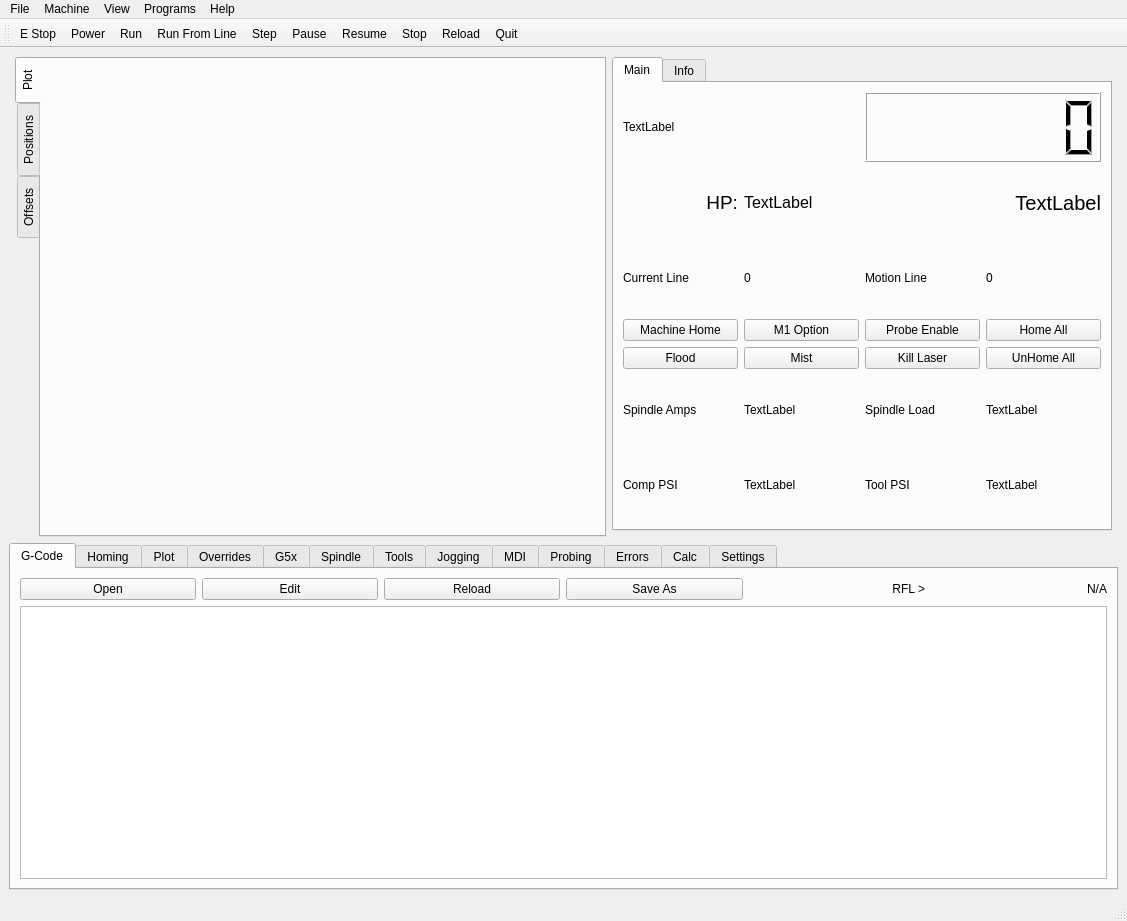
First picture: the form in configs/my_LinuxCNC_router/flex.ui, repository travis-farmer/linuxcnc, before the edit.
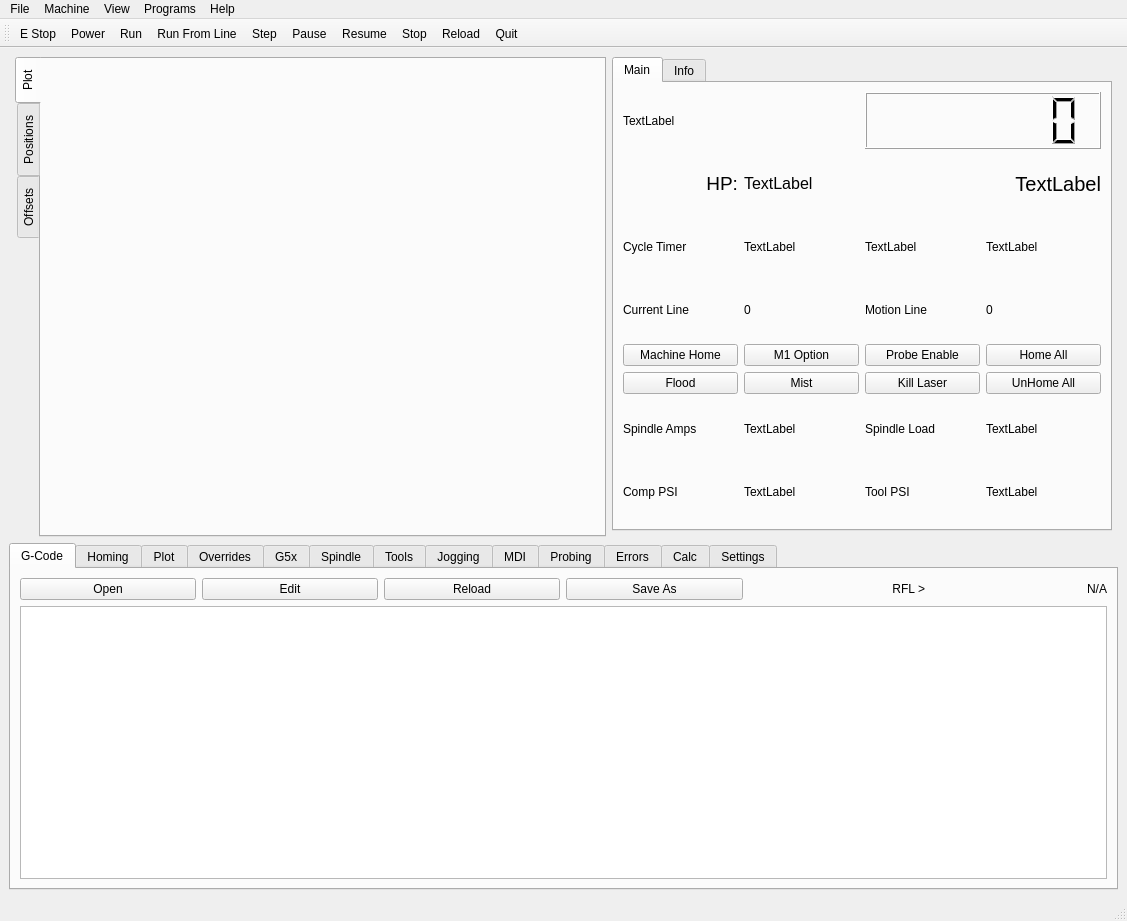
Second picture: the form after the edit. Icons and pictures are not drawn.

Commit message: update for HAL_IN on flex

Diff of the .ui file:
```diff
--- a/configs/my_LinuxCNC_router/flex.ui
+++ b/configs/my_LinuxCNC_router/flex.ui
@@ -4584,7 +4584,17 @@
         <string>Main</string>
        </attribute>
        <layout class="QGridLayout" name="gridLayout_4">
-        <item row="4" column="2">
+        <item row="5" column="0">
+         <widget class="QPushButton" name="flood_pb">
+          <property name="text">
+           <string>Flood</string>
+          </property>
+          <property name="checkable">
+           <bool>true</bool>
+          </property>
+         </widget>
+        </item>
+        <item row="5" column="2">
          <widget class="QPushButton" name="pushButton_4">
           <property name="toolTip">
            <string>shut off laser, in case E-stop fails to</string>
@@ -4600,24 +4610,7 @@
           </property>
          </widget>
         </item>
-        <item row="4" column="0">
-         <widget class="QPushButton" name="flood_pb">
-          <property name="text">
-           <string>Flood</string>
-          </property>
-          <property name="checkable">
-           <bool>true</bool>
-          </property>
-         </widget>
-        </item>
-        <item row="5" column="0">
-         <widget class="QLabel" name="label_81">
-          <property name="text">
-           <string>Spindle Amps</string>
-          </property>
-         </widget>
-        </item>
-        <item row="3" column="2">
+        <item row="4" column="2">
          <widget class="QPushButton" name="probing_enable_pb">
           <property name="toolTip">
            <string>enable probing, disable most everything else</string>
@@ -4627,14 +4620,21 @@
           </property>
          </widget>
         </item>
-        <item row="5" column="1">
+        <item row="6" column="1">
          <widget class="QLabel" name="ain_3_lb">
           <property name="text">
            <string>TextLabel</string>
           </property>
          </widget>
         </item>
-        <item row="5" column="2">
+        <item row="6" column="0">
+         <widget class="QLabel" name="label_81">
+          <property name="text">
+           <string>Spindle Amps</string>
+          </property>
+         </widget>
+        </item>
+        <item row="6" column="2">
          <widget class="QLabel" name="label_82">
           <property name="toolTip">
            <string>Spindle Load %</string>
@@ -4644,48 +4644,38 @@
           </property>
          </widget>
         </item>
-        <item row="4" column="3">
-         <widget class="QPushButton" name="unhome_all_pb">
-          <property name="text">
-           <string>UnHome All</string>
-          </property>
-         </widget>
-        </item>
-        <item row="5" column="3">
-         <widget class="QLabel" name="ain_2_lb">
-          <property name="text">
-           <string>TextLabel</string>
-          </property>
-         </widget>
-        </item>
-        <item row="2" column="1">
-         <widget class="QLabel" name="current_line_lb">
-          <property name="text">
-           <string>0</string>
-          </property>
-          <property name="alignment">
-           <set>Qt::AlignLeading|Qt::AlignLeft|Qt::AlignVCenter</set>
-          </property>
-         </widget>
-        </item>
-        <item row="2" column="2">
+        <item row="3" column="2">
          <widget class="QLabel" name="label_38">
           <property name="text">
            <string>Motion Line</string>
           </property>
          </widget>
         </item>
-        <item row="2" column="3">
-         <widget class="QLabel" name="motion_line_lb">
+        <item row="6" column="3">
+         <widget class="QLabel" name="ain_2_lb">
           <property name="text">
-           <string>0</string>
+           <string>TextLabel</string>
           </property>
-          <property name="alignment">
-           <set>Qt::AlignLeading|Qt::AlignLeft|Qt::AlignVCenter</set>
+         </widget>
+        </item>
+        <item row="5" column="3">
+         <widget class="QPushButton" name="unhome_all_pb">
+          <property name="text">
+           <string>UnHome All</string>
           </property>
          </widget>
         </item>
         <item row="3" column="1">
+         <widget class="QLabel" name="current_line_lb">
+          <property name="text">
+           <string>0</string>
+          </property>
+          <property name="alignment">
+           <set>Qt::AlignLeading|Qt::AlignLeft|Qt::AlignVCenter</set>
+          </property>
+         </widget>
+        </item>
+        <item row="4" column="1">
          <widget class="QPushButton" name="optional_stop_pb">
           <property name="toolTip">
            <string>Optional Stop at M1</string>
@@ -4696,13 +4686,23 @@
          </widget>
         </item>
         <item row="3" column="3">
+         <widget class="QLabel" name="motion_line_lb">
+          <property name="text">
+           <string>0</string>
+          </property>
+          <property name="alignment">
+           <set>Qt::AlignLeading|Qt::AlignLeft|Qt::AlignVCenter</set>
+          </property>
+         </widget>
+        </item>
+        <item row="4" column="3">
          <widget class="QPushButton" name="home_all_pb">
           <property name="text">
            <string>Home All</string>
           </property>
          </widget>
         </item>
-        <item row="4" column="1">
+        <item row="5" column="1">
          <widget class="QPushButton" name="mist_pb">
           <property name="text">
            <string>Mist</string>
@@ -4712,30 +4712,21 @@
           </property>
          </widget>
         </item>
+        <item row="7" column="1">
+         <widget class="QLabel" name="ain_0_lb">
+          <property name="text">
+           <string>TextLabel</string>
+          </property>
+         </widget>
+        </item>
         <item row="3" column="0">
-         <widget class="QPushButton" name="pushButton">
-          <property name="toolTip">
-           <string>Z up, then rapid to machine home</string>
-          </property>
-          <property name="text">
-           <string>Machine Home</string>
-          </property>
-          <property name="function" stdset="0">
-           <string>mdi</string>
-          </property>
-          <property name="command" stdset="0">
-           <string>o&lt;mac-home&gt; call</string>
-          </property>
-         </widget>
-        </item>
-        <item row="2" column="0">
          <widget class="QLabel" name="label_37">
           <property name="text">
            <string>Current Line</string>
           </property>
          </widget>
         </item>
-        <item row="6" column="0">
+        <item row="7" column="0">
          <widget class="QLabel" name="label_64">
           <property name="toolTip">
            <string>Compressed Air Inlet PSI</string>
@@ -4745,30 +4736,29 @@
           </property>
          </widget>
         </item>
-        <item row="6" column="3">
+        <item row="4" column="0">
+         <widget class="QPushButton" name="pushButton">
+          <property name="toolTip">
+           <string>Z up, then rapid to machine home</string>
+          </property>
+          <property name="text">
+           <string>Machine Home</string>
+          </property>
+          <property name="function" stdset="0">
+           <string>mdi</string>
+          </property>
+          <property name="command" stdset="0">
+           <string>o&lt;mac-home&gt; call</string>
+          </property>
+         </widget>
+        </item>
+        <item row="7" column="3">
          <widget class="QLabel" name="ain_1_lb">
           <property name="text">
            <string>TextLabel</string>
           </property>
          </widget>
         </item>
-        <item row="6" column="1">
-         <widget class="QLabel" name="ain_0_lb">
-          <property name="text">
-           <string>TextLabel</string>
-          </property>
-         </widget>
-        </item>
-        <item row="6" column="2">
-         <widget class="QLabel" name="label_66">
-          <property name="toolTip">
-           <string>Tool Regulated PSI</string>
-          </property>
-          <property name="text">
-           <string>Tool PSI</string>
-          </property>
-         </widget>
-        </item>
         <item row="0" column="0">
          <widget class="QLabel" name="file_lb">
           <property name="text">
@@ -4802,6 +4792,28 @@
           <property name="alignment">
            <set>Qt::AlignRight|Qt::AlignTrailing|Qt::AlignVCenter</set>
           </property>
+          <property name="function" stdset="0">
+           <string>hal_pin</string>
+          </property>
+          <property name="pin_name" stdset="0">
+           <string>spindle-actual</string>
+          </property>
+          <property name="hal_type" stdset="0">
+           <string>HAL_FLOAT</string>
+          </property>
+          <property name="hal_dir" stdset="0">
+           <string>HAL_IN</string>
+          </property>
+         </widget>
+        </item>
+        <item row="7" column="2">
+         <widget class="QLabel" name="label_66">
+          <property name="toolTip">
+           <string>Tool Regulated PSI</string>
+          </property>
+          <property name="text">
+           <string>Tool PSI</string>
+          </property>
          </widget>
         </item>
         <item row="1" column="0">
@@ -4831,6 +4843,70 @@
           </property>
          </widget>
         </item>
+        <item row="2" column="0">
+         <widget class="QLabel" name="label_70">
+          <property name="text">
+           <string>Cycle Timer</string>
+          </property>
+         </widget>
+        </item>
+        <item row="2" column="1">
+         <widget class="QLabel" name="label_71">
+          <property name="text">
+           <string>TextLabel</string>
+          </property>
+          <property name="function" stdset="0">
+           <string>hal_pin</string>
+          </property>
+          <property name="pin_name" stdset="0">
+           <string>cycle-hrs</string>
+          </property>
+          <property name="hal_type" stdset="0">
+           <string>HAL_U32</string>
+          </property>
+          <property name="hal_dir" stdset="0">
+           <string>HAL_IN</string>
+          </property>
+         </widget>
+        </item>
+        <item row="2" column="2">
+         <widget class="QLabel" name="label_72">
+          <property name="text">
+           <string>TextLabel</string>
+          </property>
+          <property name="function" stdset="0">
+           <string>hal_pin</string>
+          </property>
+          <property name="pin_name" stdset="0">
+           <string>cycle-min</string>
+          </property>
+          <property name="hal_type" stdset="0">
+           <string>HAL_U32</string>
+          </property>
+          <property name="hal_dir" stdset="0">
+           <string>HAL_IN</string>
+          </property>
+         </widget>
+        </item>
+        <item row="2" column="3">
+         <widget class="QLabel" name="label_73">
+          <property name="text">
+           <string>TextLabel</string>
+          </property>
+          <property name="function" stdset="0">
+           <string>hal_pin</string>
+          </property>
+          <property name="pin_name" stdset="0">
+           <string>cycle-sec</string>
+          </property>
+          <property name="hal_type" stdset="0">
+           <string>HAL_U32</string>
+          </property>
+          <property name="hal_dir" stdset="0">
+           <string>HAL_IN</string>
+          </property>
+         </widget>
+        </item>
        </layout>
       </widget>
       <widget class="QWidget" name="tab_23">
```
Left out of the diff: 2 changed lines with no effect on the pictures. The commit also changes 1 other file.
